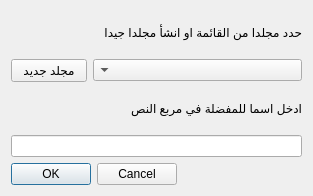
The window that qbooks/ui/dialogfavo.ui (mahmoudbahaa/elkirtasse) describes before a commit, drawn with Qt 5.
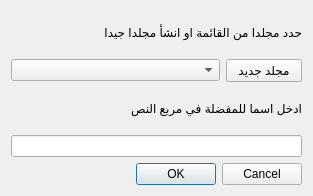
The same window after the commit. Icons and pictures are not drawn.

Diff of the .ui file:
```diff
--- a/qbooks/ui/dialogfavo.ui
+++ b/qbooks/ui/dialogfavo.ui
@@ -17,9 +17,6 @@
    <iconset resource="images.qrc">
     <normaloff>:/images/image/groupb.png</normaloff>:/images/image/groupb.png</iconset>
   </property>
-  <property name="layoutDirection">
-   <enum>Qt::RightToLeft</enum>
-  </property>
   <layout class="QVBoxLayout" name="verticalLayout">
    <item>
     <widget class="QLabel" name="label_2">
```
